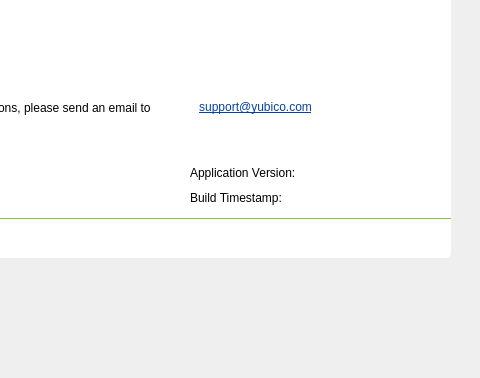
Before: the Qt Designer form src/ui/aboutpage.ui in Yubico/yubikey-personalization-gui-dpkg, drawn with Qt 5; both pictures show x 250 to 730 and y 272 to 650 of the 730 by 650 pixel window.
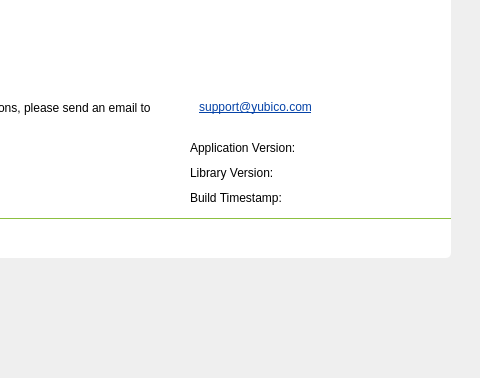
After: the same form once the commit is applied. Icons and pictures are not drawn.

Commit message: Imported Upstream version 3.1.4

Diff of the .ui file:
```diff
--- a/src/ui/aboutpage.ui
+++ b/src/ui/aboutpage.ui
@@ -242,7 +242,7 @@
     <property name="geometry">
      <rect>
       <x>410</x>
-      <y>355</y>
+      <y>330</y>
       <width>240</width>
       <height>20</height>
      </rect>
@@ -571,6 +571,25 @@
      <bool>true</bool>
     </property>
    </widget>
+   <widget class="QLabel" name="libVersionLbl">
+    <property name="geometry">
+     <rect>
+      <x>410</x>
+      <y>355</y>
+      <width>240</width>
+      <height>20</height>
+     </rect>
+    </property>
+    <property name="styleSheet">
+     <string notr="true"/>
+    </property>
+    <property name="text">
+     <string>Library Version:</string>
+    </property>
+    <property name="alignment">
+     <set>Qt::AlignLeading|Qt::AlignLeft|Qt::AlignVCenter</set>
+    </property>
+   </widget>
   </widget>
  </widget>
  <tabstops>
```
The commit also changes 12 other files.
